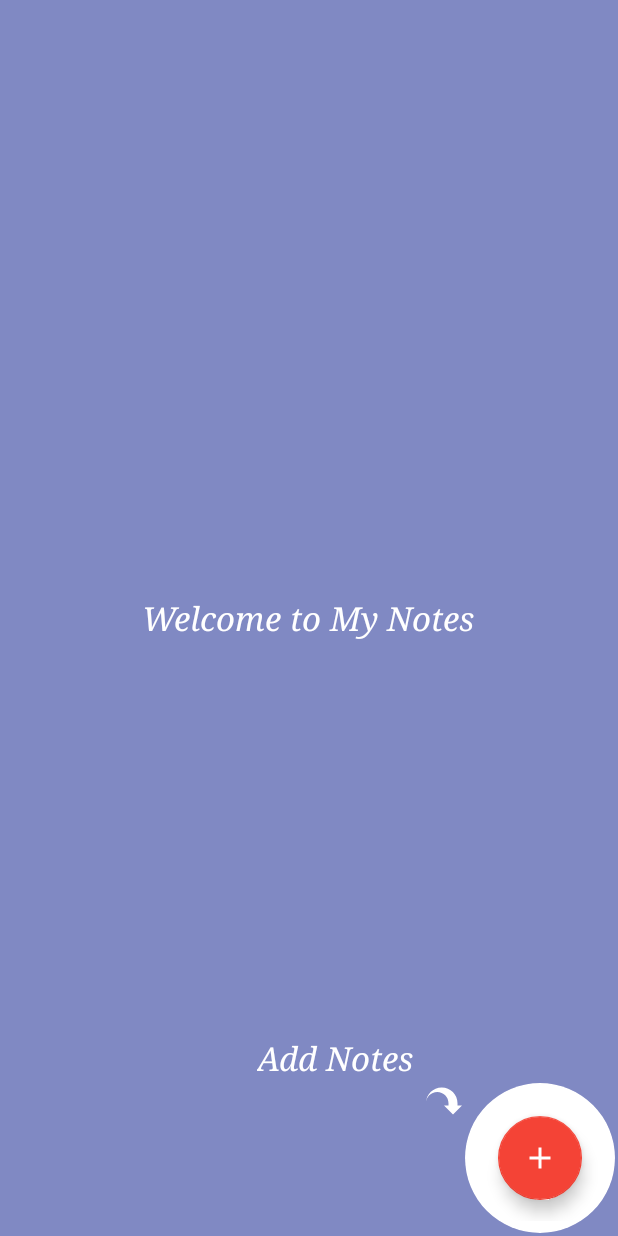
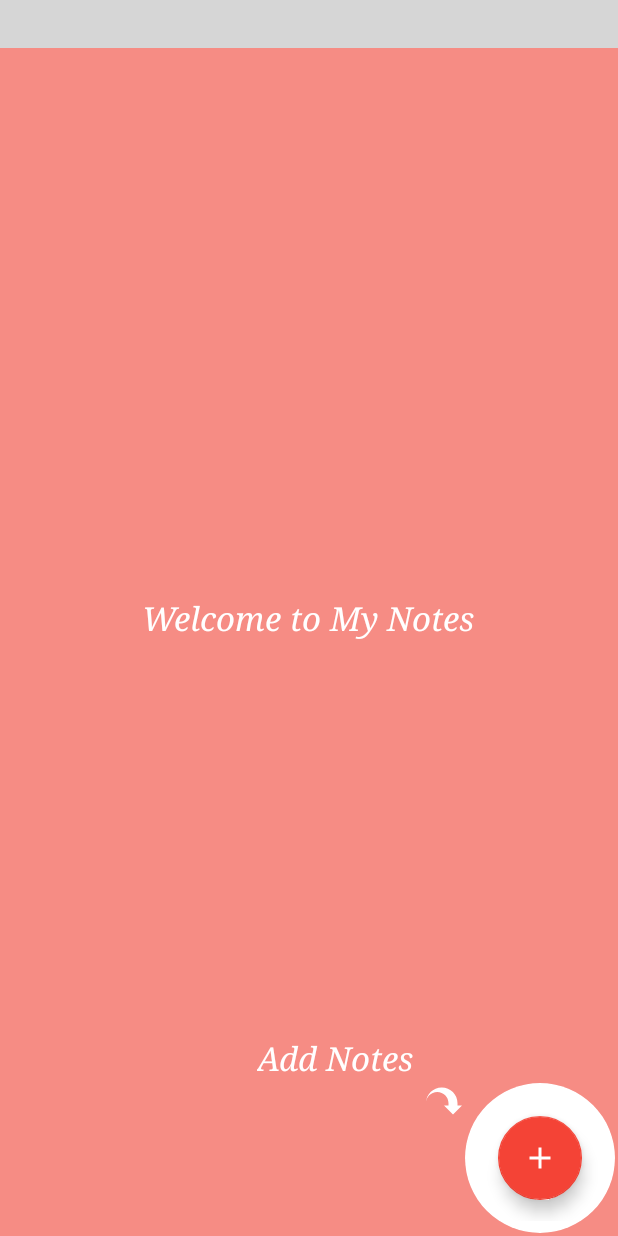
Before and after one commit to YuvrajJovile/MyNote, an Android app: the screen it shows after launch (MainActivity), on a phone screen of 412 x 824 dp. Run offline under Robolectric (Android 15) with nearby library versions, the phone set to English and light mode, and no system bars; grey boxes are pictures that could not be loaded.

Commit message:
app update1.1

```diff
--- a/app/src/main/java/com/mynote/adapter/NotesRecyclerAdapter.java
+++ b/app/src/main/java/com/mynote/adapter/NotesRecyclerAdapter.java
@@ -1,6 +1,7 @@
 package com.mynote.adapter;
 
 import android.content.Context;
+import android.graphics.Color;
 import android.support.annotation.NonNull;
 import android.support.v7.widget.CardView;
 import android.support.v7.widget.RecyclerView;
@@ -91,6 +92,11 @@ public class NotesRecyclerAdapter extends RecyclerView.Adapter<NotesRecyclerAdap
 
             tvDate.setText(dateString);
 
+            try {
+                mLayout.setCardBackgroundColor(Color.parseColor(notesModel.getColor()));
+            } catch (Exception e) {
+                e.printStackTrace();
+            }
         }
 
         @Override
--- a/app/src/main/java/com/mynote/database/DatabaseHelper.java
+++ b/app/src/main/java/com/mynote/database/DatabaseHelper.java
@@ -5,7 +5,8 @@ import android.database.sqlite.SQLiteDatabase;
 import android.database.sqlite.SQLiteOpenHelper;
 import android.util.Log;
 
-import static com.mynote.utils.IConstants.*;
+import static com.mynote.utils.Constants.MAIN_DATABASE_NAME;
+import static com.mynote.utils.Constants.MAIN_DATABASE_VERSION;
 
 public class DatabaseHelper extends SQLiteOpenHelper {
 
--- a/app/src/main/java/com/mynote/database/NotesTable.java
+++ b/app/src/main/java/com/mynote/database/NotesTable.java
@@ -11,11 +11,13 @@ import com.mynote.database.model.NotesModel;
 import java.util.ArrayList;
 import java.util.List;
 
-import static com.mynote.utils.IConstants.COLUMN_ID;
-import static com.mynote.utils.IConstants.COLUMN_NOTE_DESRIPTION;
-import static com.mynote.utils.IConstants.COLUMN_NOTE_TITLE;
-import static com.mynote.utils.IConstants.COLUMN_TIMESTAMP;
-import static com.mynote.utils.IConstants.TABLE_NAME;
+import static com.mynote.utils.Constants.COLUMN_COLOR;
+import static com.mynote.utils.Constants.COLUMN_CREATED_OR_MODIFIED;
+import static com.mynote.utils.Constants.COLUMN_ID;
+import static com.mynote.utils.Constants.COLUMN_NOTE_DESRIPTION;
+import static com.mynote.utils.Constants.COLUMN_NOTE_TITLE;
+import static com.mynote.utils.Constants.COLUMN_TIMESTAMP;
+import static com.mynote.utils.Constants.TABLE_NAME;
 
 public class NotesTable {
 
@@ -40,7 +42,9 @@ public class NotesTable {
                     + COLUMN_ID + " INTEGER PRIMARY KEY AUTOINCREMENT,"
                     + COLUMN_NOTE_TITLE + " TEXT,"
                     + COLUMN_NOTE_DESRIPTION + " TEXT,"
-                    + COLUMN_TIMESTAMP + " TEXT"
+                    + COLUMN_TIMESTAMP + " TEXT,"
+                    + COLUMN_COLOR + " TEXT,"
+                    + COLUMN_CREATED_OR_MODIFIED + " TEXT"
                     + ")";
 
     public static void createTable(SQLiteDatabase db) {
@@ -56,6 +60,8 @@ public class NotesTable {
         values.put(COLUMN_NOTE_TITLE, pNotesModel.getTitle());
         values.put(COLUMN_NOTE_DESRIPTION, pNotesModel.getDescription());
         values.put(COLUMN_TIMESTAMP, pNotesModel.getDate());
+        values.put(COLUMN_COLOR, pNotesModel.getColor());
+        values.put(COLUMN_CREATED_OR_MODIFIED, pNotesModel.getCreatedOrModified());
 
         long id = lSqLiteDatabase.insert(TABLE_NAME, null, values);
         lSqLiteDatabase.close();
@@ -72,7 +78,9 @@ public class NotesTable {
                 COLUMN_ID,
                 COLUMN_NOTE_TITLE,
                 COLUMN_NOTE_DESRIPTION,
-                COLUMN_TIMESTAMP
+                COLUMN_TIMESTAMP,
+                COLUMN_COLOR,
+                COLUMN_CREATED_OR_MODIFIED
         };
 
         String selection = COLUMN_ID + " = ?";
@@ -93,7 +101,9 @@ public class NotesTable {
                 cursor.getInt(cursor.getColumnIndex(COLUMN_ID)),
                 cursor.getString(cursor.getColumnIndex(COLUMN_NOTE_TITLE)),
                 cursor.getString(cursor.getColumnIndex(COLUMN_NOTE_DESRIPTION)),
-                cursor.getString(cursor.getColumnIndex(COLUMN_TIMESTAMP)));
+                cursor.getString(cursor.getColumnIndex(COLUMN_TIMESTAMP)),
+                cursor.getString(cursor.getColumnIndex(COLUMN_COLOR)),
+                cursor.getString(cursor.getColumnIndex(COLUMN_CREATED_OR_MODIFIED)));
         cursor.close();
 
 
@@ -120,6 +130,8 @@ public class NotesTable {
                 lNotesModel.setTitle(cursor.getString(cursor.getColumnIndex(COLUMN_NOTE_TITLE)));
                 lNotesModel.setDescription(cursor.getString(cursor.getColumnIndex(COLUMN_NOTE_DESRIPTION)));
                 lNotesModel.setDate(cursor.getString(cursor.getColumnIndex(COLUMN_TIMESTAMP)));
+                lNotesModel.setColor(cursor.getString(cursor.getColumnIndex(COLUMN_COLOR)));
+                lNotesModel.setCreatedOrModified(cursor.getString(cursor.getColumnIndex(COLUMN_CREATED_OR_MODIFIED)));
 
                 lNotesModels.add(lNotesModel);
             } while (cursor.moveToNext());
@@ -151,6 +163,8 @@ public class NotesTable {
         values.put(COLUMN_NOTE_TITLE, pNotesModel.getTitle());
         values.put(COLUMN_NOTE_DESRIPTION, pNotesModel.getDescription());
         values.put(COLUMN_TIMESTAMP, pNotesModel.getDate());
+        values.put(COLUMN_COLOR, pNotesModel.getColor());
+        values.put(COLUMN_CREATED_OR_MODIFIED, pNotesModel.getCreatedOrModified());
 
         String selection = COLUMN_ID + " = ? ";
         String[] selectionArgs = {pNotesModel.getId() + ""};
--- a/app/src/main/java/com/mynote/utils/IConstants.java
+++ b/app/src/main/java/com/mynote/utils/Constants.java
@@ -1,6 +1,6 @@
 package com.mynote.utils;
 
-public class IConstants {
+public class Constants {
 
     public static int ID_CREATE_OR_EDIT_OR_DELETE = 100;
 
@@ -33,5 +33,25 @@ public class IConstants {
     public static String COLUMN_NOTE_TITLE = "note_title";
     public static String COLUMN_NOTE_DESRIPTION = "note_description";
     public static String COLUMN_TIMESTAMP = "timestamp";
+    public static String COLUMN_COLOR = "color";
+    public static String COLUMN_CREATED_OR_MODIFIED = "created_or_modified";
+
+
+    public static String CHORD_COLOR = "chord_color";
+
+    public static String COLOR_DEFAULT = "#ffffff";
+
+    public static String COLOR_GREEN = "#4DB6AC";
+    public static String COLOR_GREEN_LIGHT = "#81C784";
+    public static String COLOR_BLUE = "#4DD0E1";
+    public static String COLOR_VIOLET = "#BA68C8";
+    public static String COLOR_PINK = "#F06292";
+    public static String COLOR_ORANGE = "#FF8A65";
+    public static String COLOR_GREY = "#acacac";
+
+    public static String CREATED = "created";
+    public static String MODIFIED = "modified";
+
+
 
 }
--- a/app/src/main/java/com/mynote/utils/NotesApplication.java
+++ b/app/src/main/java/com/mynote/utils/NotesApplication.java
@@ -4,7 +4,7 @@ import android.app.Application;
 import android.content.Context;
 import android.content.SharedPreferences;
 
-import static com.mynote.utils.IConstants.IN_OUT_KEY;
+import static com.mynote.utils.Constants.IN_OUT_KEY;
 
 public class NotesApplication extends Application {
 
--- a/app/src/main/java/com/mynote/view/MainActivity.java
+++ b/app/src/main/java/com/mynote/view/MainActivity.java
@@ -2,6 +2,7 @@ package com.mynote.view;
 
 import android.content.DialogInterface;
 import android.content.Intent;
+import android.graphics.Color;
 import android.os.AsyncTask;
 import android.os.Bundle;
 import android.support.design.widget.FloatingActionButton;
@@ -27,17 +28,20 @@ import com.mynote.utils.NotesApplication;
 import java.util.ArrayList;
 import java.util.List;
 
-import static com.mynote.utils.IConstants.CREATE;
-import static com.mynote.utils.IConstants.DATA_DATE;
-import static com.mynote.utils.IConstants.DATA_DES;
-import static com.mynote.utils.IConstants.DATA_ID;
-import static com.mynote.utils.IConstants.DATA_TITLE;
-import static com.mynote.utils.IConstants.DELETE;
-import static com.mynote.utils.IConstants.EDIT;
-import static com.mynote.utils.IConstants.EDIT_OR_CREATE_OR_DELETE;
-import static com.mynote.utils.IConstants.ID_CREATE_OR_EDIT_OR_DELETE;
-import static com.mynote.utils.IConstants.IN;
-import static com.mynote.utils.IConstants.OUT;
+import static com.mynote.utils.Constants.CHORD_COLOR;
+import static com.mynote.utils.Constants.COLOR_GREY;
+import static com.mynote.utils.Constants.COLUMN_CREATED_OR_MODIFIED;
+import static com.mynote.utils.Constants.CREATE;
+import static com.mynote.utils.Constants.DATA_DATE;
+import static com.mynote.utils.Constants.DATA_DES;
+import static com.mynote.utils.Constants.DATA_ID;
+import static com.mynote.utils.Constants.DATA_TITLE;
+import static com.mynote.utils.Constants.DELETE;
+import static com.mynote.utils.Constants.EDIT;
+import static com.mynote.utils.Constants.EDIT_OR_CREATE_OR_DELETE;
+import static com.mynote.utils.Constants.ID_CREATE_OR_EDIT_OR_DELETE;
+import static com.mynote.utils.Constants.IN;
+import static com.mynote.utils.Constants.OUT;
 
 public class MainActivity extends AppCompatActivity {
 
@@ -155,33 +159,35 @@ public class MainActivity extends AppCompatActivity {
         if (flag.isEmpty() || flag.equals(OUT)
                 ) {
             mtvWelcome.setVisibility(View.VISIBLE);
-            NotesApplication.getInstance().setLoginFlag(IN);
-        } else {
-            mtvWelcome.setVisibility(View.GONE);
-        }
-
-    }
-
-    private void validateNotesList() {
-        if (mNotesListData.size() < 1) {
-
             mAddNotesText.setVisibility(View.VISIBLE);
             mAddNotesImageView.setVisibility(View.VISIBLE);
             mBlinkLayout.setBackground(getDrawable(R.drawable.show_case_drawable));
-            mBackgroundLay.setBackgroundResource(R.color.colorPrimaryTransparent);
+            mBackgroundLay.setBackgroundResource(R.color.colorRedTransparent);
+            NotesApplication.getInstance().setLoginFlag(IN);
         } else {
+
             mAddNotesText.setVisibility(View.GONE);
             mAddNotesImageView.setVisibility(View.GONE);
             mBlinkLayout.setBackground(null);
             mBackgroundLay.setBackgroundResource(0);
 
+
+            if (mNotesListData.size() < 1) {
+                mtvWelcome.setVisibility(View.VISIBLE);
+                mtvWelcome.setText(getString(R.string.add_notes));
+                mtvWelcome.setTextColor(Color.parseColor(COLOR_GREY));
+            } else {
+                mtvWelcome.setVisibility(View.GONE);
+            }
         }
+
     }
+
+
 
     @Override
     protected void onResume() {
         setWelcomeMessage();
-        validateNotesList();
         super.onResume();
     }
 
@@ -202,6 +208,8 @@ public class MainActivity extends AppCompatActivity {
         bundle.putString(DATA_DES, pData.getDescription());
         bundle.putString(DATA_DATE, pData.getDate());
         bundle.putString(DATA_ID, pData.getId() + "");
+        bundle.putString(CHORD_COLOR, pData.getColor());
+        bundle.putString(COLUMN_CREATED_OR_MODIFIED, pData.getCreatedOrModified());
         intent.putExtras(bundle);
         startActivityForResult(intent, ID_CREATE_OR_EDIT_OR_DELETE);
 
@@ -272,6 +280,8 @@ public class MainActivity extends AppCompatActivity {
                 notesModel.setTitle(resultBundle.getString(DATA_TITLE));
                 notesModel.setDescription(resultBundle.getString(DATA_DES));
                 notesModel.setDate(resultBundle.getString(DATA_DATE));
+                notesModel.setColor(resultBundle.getString(CHORD_COLOR));
+                notesModel.setCreatedOrModified(resultBundle.getString(COLUMN_CREATED_OR_MODIFIED));
 
                 if (createOrEdit.equals(EDIT) && id != -1) {
 
@@ -309,7 +319,7 @@ public class MainActivity extends AppCompatActivity {
             }
 
             mNotesRecyclerAdapter.notifyDataSetChanged();
-            validateNotesList();
+            setWelcomeMessage();
         }
     }
 
@@ -328,7 +338,7 @@ public class MainActivity extends AppCompatActivity {
             mNotesTable.deleteNotes(pNotesModel[0].getId());
             mNotesListData.remove(mSelectedPos);
             mNotesRecyclerAdapter.notifyDataSetChanged();
-            validateNotesList();
+            setWelcomeMessage();
             return null;
         }
 
--- a/app/src/main/res/drawable/show_case_drawable.xml
+++ b/app/src/main/res/drawable/show_case_drawable.xml
@@ -7,7 +7,7 @@
             <size
                 android:width="150dp"
                 android:height="150dp" />
-            <solid android:color="@color/colorPrimaryTransparent" />
+            <solid android:color="@color/colorRedTransparent" />
         </shape>
     </item>
 
--- a/app/src/main/res/layout/activity_add_notes.xml
+++ b/app/src/main/res/layout/activity_add_notes.xml
@@ -21,8 +21,10 @@
         android:layout_alignParentRight="true"
         android:layout_alignParentTop="true"
         android:gravity="center"
+        android:maxLines="2"
         android:padding="16dp"
         android:textAlignment="center"
+        android:textAppearance="@style/Base.TextAppearance.AppCompat.Small"
         android:textColor="@color/colorGrey"
         tools:text="Last mofified 27 May 01:23 PM" />
 
@@ -70,19 +72,19 @@
         android:textColor="@color/colorRed" />
 
     <EditText
-
         android:id="@+id/et_description"
         android:layout_width="match_parent"
         android:layout_height="wrap_content"
         android:layout_above="@+id/v_tools_lay"
         android:layout_below="@id/tv_description"
+        android:layout_margin="8dp"
         android:background="@null"
         android:ems="10"
         android:gravity="top"
         android:hint="Enter a Description"
         android:imeOptions="actionDone"
         android:inputType="textMultiLine|textCapSentences"
-        android:padding="16dp" />
+        android:padding="8dp" />
 
 
     <LinearLayout
--- a/app/src/main/res/layout/activity_main.xml
+++ b/app/src/main/res/layout/activity_main.xml
@@ -7,6 +7,14 @@
     android:layout_height="match_parent"
     tools:context=".view.MainActivity">
 
+
+    <include
+        android:id="@+id/layout_toolbar"
+        layout="@layout/toolbar_layout"
+        android:layout_width="match_parent"
+        android:layout_height="wrap_content"
+        android:layout_alignParentTop="true" />
+
     <ProgressBar
         android:id="@+id/v_progress"
         android:layout_width="wrap_content"
@@ -14,17 +22,13 @@
         android:layout_centerInParent="true"
         android:visibility="gone" />
 
-    <ListView
-        android:id="@+id/v_notes_list"
-        android:layout_width="match_parent"
-        android:layout_height="match_parent"
-        android:visibility="gone" />
 
     <android.support.v7.widget.RecyclerView
         android:id="@+id/rv_notes"
-        android:padding="8dp"
         android:layout_width="match_parent"
         android:layout_height="match_parent"
+        android:layout_below="@id/layout_toolbar"
+        android:padding="8dp"
         android:visibility="visible" />
 
 
@@ -62,12 +66,12 @@
         android:src="@drawable/ic_arrow" />
 
     <RelativeLayout
-        android:layout_margin="2dp"
         android:id="@+id/v_fab_lay"
         android:layout_width="100dp"
         android:layout_height="100dp"
         android:layout_alignParentBottom="true"
         android:layout_alignParentRight="true"
+        android:layout_margin="2dp"
         android:padding="8dp">
 
 
--- a/app/src/main/res/layout/inflate_list_item.xml
+++ b/app/src/main/res/layout/inflate_list_item.xml
@@ -4,9 +4,9 @@
     android:id="@+id/v_layout"
     android:layout_width="match_parent"
     android:layout_height="200dp"
-    android:layout_margin="0.5dp"
+    android:layout_margin="6dp"
     android:background="@color/colorWhite"
-    app:cardCornerRadius="0dp">
+    app:cardCornerRadius="4dp">
 
 
     <LinearLayout
@@ -55,7 +55,7 @@
             android:padding="4dp"
             android:text="Date"
             android:textAppearance="@style/Base.TextAppearance.AppCompat.Small"
-            android:textColor="@color/colorGrey" />
+            android:textColor="@color/colorGreyDark" />
     </LinearLayout>
 
 
--- a/app/src/main/res/values/colors.xml
+++ b/app/src/main/res/values/colors.xml
@@ -9,6 +9,7 @@
     <color name="colorGrey">#aaaaaa</color>
     <color name="colorGreyDark">#616161</color>
     <color name="colorRed">#f44336</color>
+    <color name="colorRedTransparent">#99f44336</color>
     <color name="colorRedDark">#c62828</color>
 
 
--- a/app/src/main/res/values/strings.xml
+++ b/app/src/main/res/values/strings.xml
@@ -13,4 +13,10 @@
     <string name="title">Title</string>
     <string name="des">Description</string>
     <string name="select_color">Select Color</string>
+    <string name="last_modified">Last Modified\n</string>
+    <string name="created_at">Created at\n</string>
+    <string name="share_title">Hey, Check MyNote:-\nTitle:</string>
+    <string name="share_description">\nDescription:</string>
+    <string name="enter_a_description">Enter a description</string>
+    <string name="no_title">No Title</string>
 </resources>
```
Also changed, not shown: app/src/main/java/com/mynote/database/model/NotesModel.java (+23 -1 lines), app/src/main/java/com/mynote/view/AddNotesActivity.java (+101 -33 lines).
